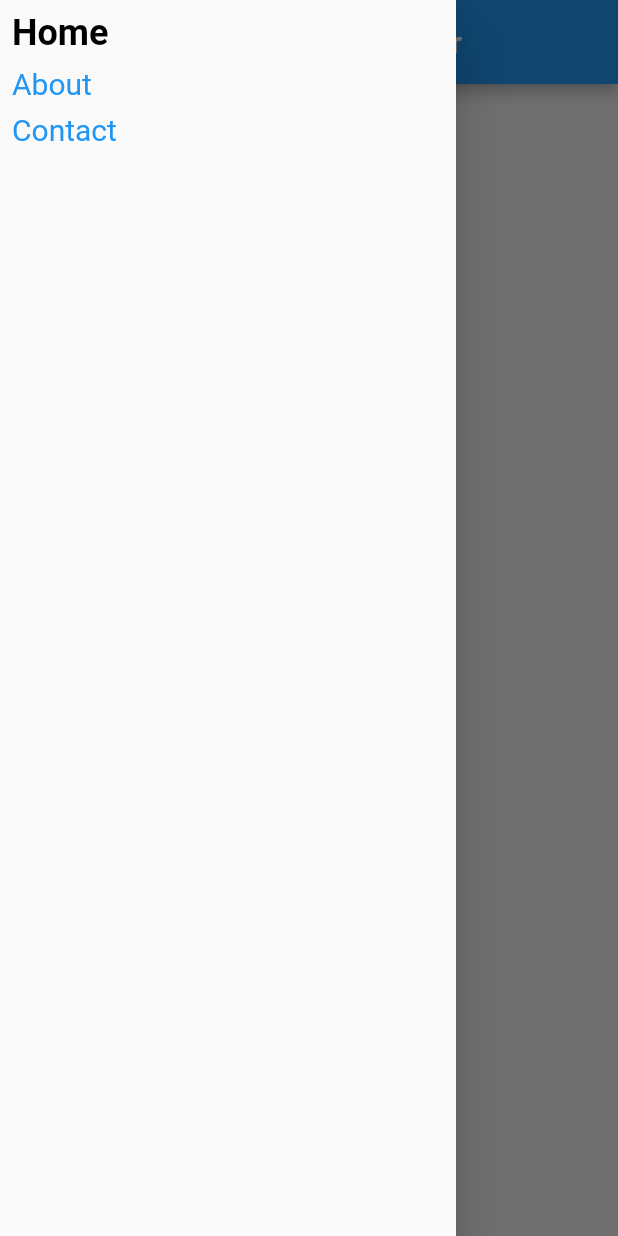
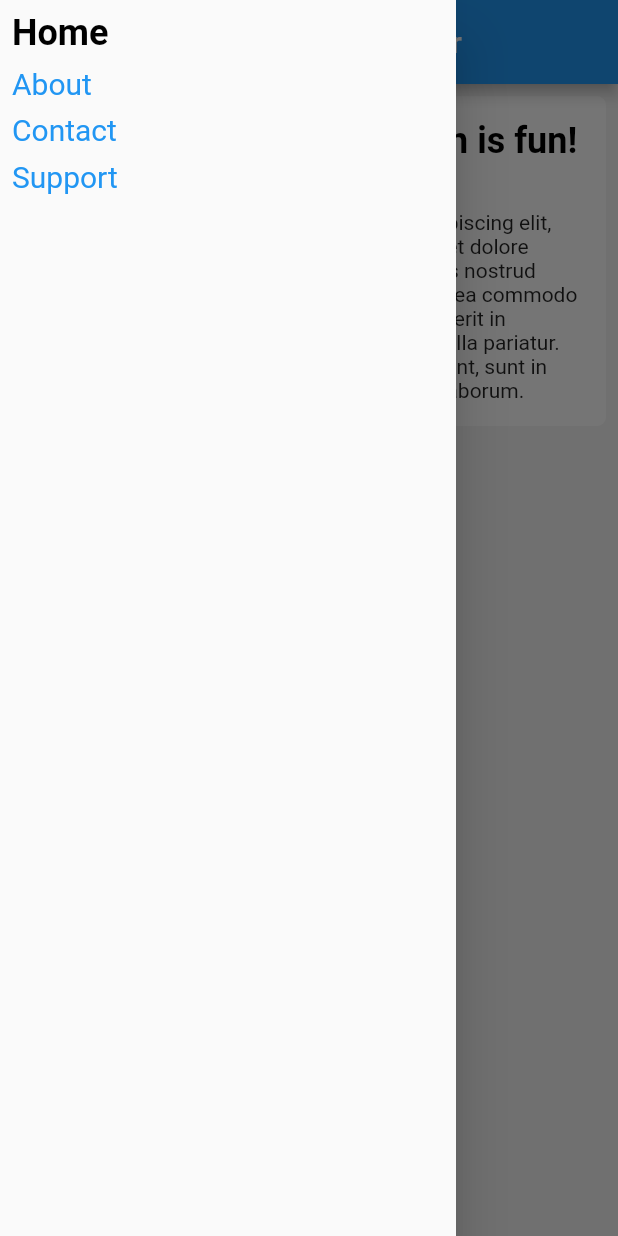
Before and after one commit to nazrulahmed-bs/flutter-ci-cd-github-action, a Flutter app: the screen it shows after launch, with the side drawer open, on a phone screen of 412 x 824 dp. Run offline on Flutter 3.47's test engine with Material 2 defaults, Android fonts, the phone set to English and light mode, and no system bars.

Commit message:
deploy web

```diff
--- a/lib/constants.dart
+++ b/lib/constants.dart
@@ -5,3 +5,10 @@ const itemFontSize = 20.0;
 
 const logoColor = Colors.black;
 const itemColor = Colors.blue;
+const dummyText =
+    'Lorem ipsum dolor sit amet, consectetur adipiscing elit, sed do eiusmod '
+    'tempor incididunt ut labore et dolore magna aliqua. Ut enim ad minim veniam,'
+    ' quis nostrud exercitation ullamco laboris nisi ut aliquip ex ea commodo consequat.'
+    ' Duis aute irure dolor in reprehenderit in voluptate velit esse cillum dolore eu'
+    ' fugiat nulla pariatur. Excepteur sint occaecat cupidatat non proident,'
+    ' sunt in culpa qui officia deserunt mollit anim id est laborum.';
--- a/lib/main.dart
+++ b/lib/main.dart
@@ -1,6 +1,7 @@
 import 'package:flutter/foundation.dart';
 import 'package:flutter/material.dart';
 import 'package:flutter_ci_cd_practice/app_style.dart';
+import 'package:flutter_ci_cd_practice/constants.dart';
 
 void main() {
   runApp(HomePage());
@@ -9,7 +10,7 @@
 /// Home page UI
 class HomePage extends StatelessWidget {
   HomePage({Key? key}) : super(key: key);
-  final List items = ['About', 'Contact'];
+  final List items = ['About', 'Contact', 'Support'];
   @override
   Widget build(BuildContext context) {
     return MaterialApp(
@@ -44,6 +45,7 @@
         body: ListView(
           children: [
             _buildHeader(),
+            _buildBody(),
           ],
         ),
       ),
@@ -72,4 +74,32 @@
           )
         : const SizedBox();
   }
+
+  Widget _buildBody() {
+    return Container(
+      margin: const EdgeInsets.all(8),
+      decoration: BoxDecoration(
+        color: Colors.white,
+        borderRadius: BorderRadius.circular(6),
+      ),
+      child: Column(
+        crossAxisAlignment: CrossAxisAlignment.start,
+        children: const [
+          Padding(
+            padding: EdgeInsets.all(16.0),
+            child: Text(
+              'Working with github action is fun!',
+              style: AppStyle.logoTextStyle,
+            ),
+          ),
+          Padding(
+            padding: EdgeInsets.all(16.0),
+            child: Text(
+              dummyText,
+            ),
+          ),
+        ],
+      ),
+    );
+  }
 }
```
